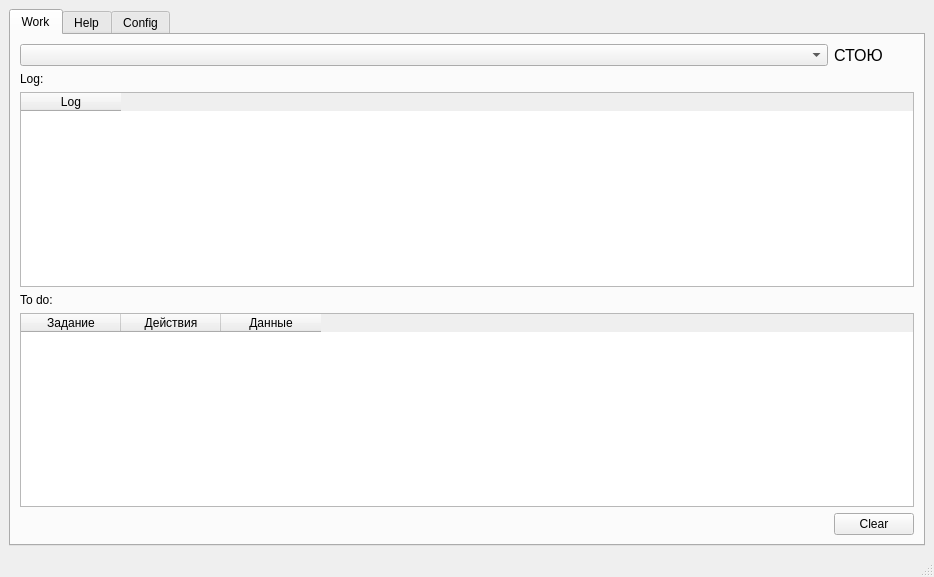
Solovova/wurm_a, file design.ui: the form before one commit.
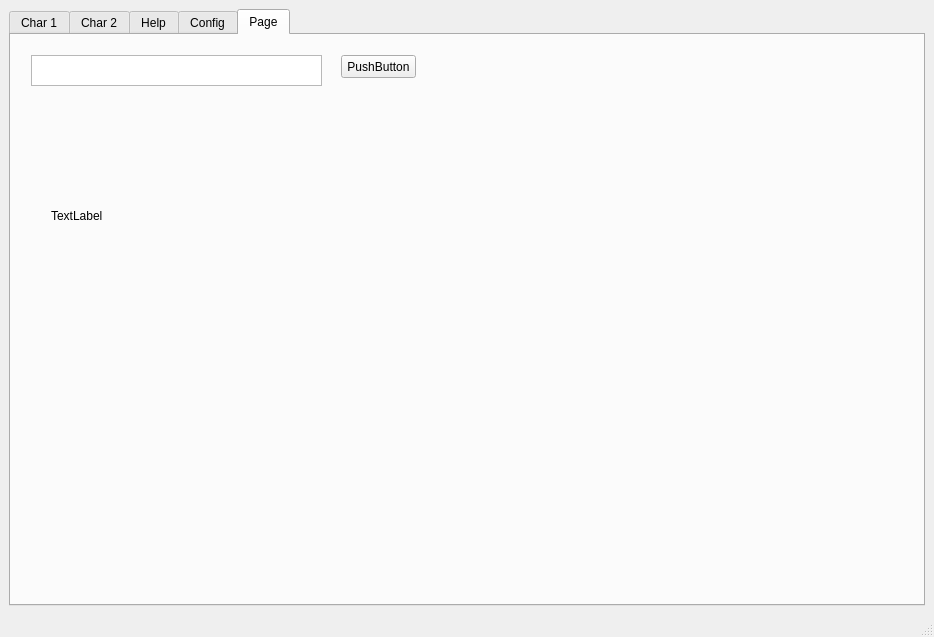
The form after the commit. The open tabs and pages were chosen to show the change.

```diff
--- a/design.ui
+++ b/design.ui
@@ -7,14 +7,17 @@
     <x>0</x>
     <y>0</y>
     <width>934</width>
-    <height>577</height>
+    <height>637</height>
    </rect>
   </property>
   <property name="windowTitle">
    <string>Solo</string>
   </property>
   <widget class="QWidget" name="centralwidget">
-   <layout class="QGridLayout" name="gridLayout">
+   <layout class="QGridLayout" name="gridL">
+    <property name="leftMargin">
+     <number>9</number>
+    </property>
     <item row="0" column="0">
      <widget class="QTabWidget" name="tabWidget">
       <property name="currentIndex">
@@ -22,7 +25,7 @@
       </property>
       <widget class="QWidget" name="tab">
        <attribute name="title">
-        <string>Work</string>
+        <string>Char 1</string>
        </attribute>
        <layout class="QGridLayout" name="gridLayout_2">
         <item row="7" column="0" colspan="2">
@@ -113,6 +116,11 @@
         </item>
        </layout>
       </widget>
+      <widget class="QWidget" name="tab_5">
+       <attribute name="title">
+        <string>Char 2</string>
+       </attribute>
+      </widget>
       <widget class="QWidget" name="tab_2">
        <attribute name="title">
         <string>Help</string>
@@ -198,6 +206,47 @@
         </item>
        </layout>
       </widget>
+      <widget class="QWidget" name="tab_4">
+       <attribute name="title">
+        <string>Page</string>
+       </attribute>
+       <widget class="QTextEdit" name="textEdit_2">
+        <property name="geometry">
+         <rect>
+          <x>20</x>
+          <y>20</y>
+          <width>291</width>
+          <height>31</height>
+         </rect>
+        </property>
+       </widget>
+       <widget class="QPushButton" name="testCV">
+        <property name="geometry">
+         <rect>
+          <x>330</x>
+          <y>20</y>
+          <width>75</width>
+          <height>23</height>
+         </rect>
+        </property>
+        <property name="text">
+         <string>PushButton</string>
+        </property>
+       </widget>
+       <widget class="QLabel" name="label_7">
+        <property name="geometry">
+         <rect>
+          <x>40</x>
+          <y>100</y>
+          <width>231</width>
+          <height>161</height>
+         </rect>
+        </property>
+        <property name="text">
+         <string>TextLabel</string>
+        </property>
+       </widget>
+      </widget>
      </widget>
     </item>
    </layout>
```
